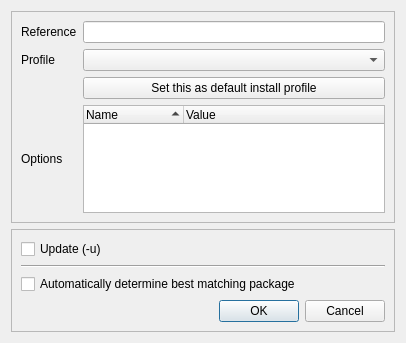
Old version of the form src/conan_app_launcher/ui/dialogs/conan_install/conan_install.ui in the repository goszpeti/conan_explorer.
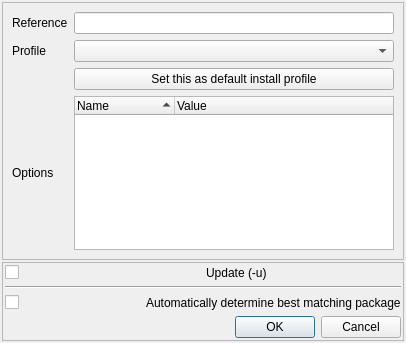
New version of the form. Custom widgets are drawn as their Qt base class.

Commit message: Use AnimatedToggle for checkboxes

What changed in the file:
```diff
--- a/src/conan_app_launcher/ui/dialogs/conan_install/conan_install.ui
+++ b/src/conan_app_launcher/ui/dialogs/conan_install/conan_install.ui
@@ -35,6 +35,21 @@
    <bool>false</bool>
   </property>
   <layout class="QGridLayout" name="gridLayout">
+   <property name="leftMargin">
+    <number>2</number>
+   </property>
+   <property name="topMargin">
+    <number>2</number>
+   </property>
+   <property name="rightMargin">
+    <number>2</number>
+   </property>
+   <property name="bottomMargin">
+    <number>2</number>
+   </property>
+   <property name="spacing">
+    <number>2</number>
+   </property>
    <item row="0" column="0">
     <widget class="QFrame" name="main_frame">
      <property name="frameShape">
@@ -147,19 +162,45 @@
       <enum>QFrame::Raised</enum>
      </property>
      <layout class="QVBoxLayout" name="verticalLayout">
+      <property name="leftMargin">
+       <number>2</number>
+      </property>
+      <property name="topMargin">
+       <number>2</number>
+      </property>
+      <property name="rightMargin">
+       <number>2</number>
+      </property>
+      <property name="bottomMargin">
+       <number>2</number>
+      </property>
       <item>
-       <widget class="QCheckBox" name="update_check_box">
+       <layout class="QHBoxLayout" name="horizontalLayout">
+        <item>
+         <widget class="AnimatedToggle" name="update_check_box">
         <property name="sizePolicy">
-         <sizepolicy hsizetype="MinimumExpanding" vsizetype="Fixed">
+           <sizepolicy hsizetype="Minimum" vsizetype="Fixed">
           <horstretch>0</horstretch>
           <verstretch>0</verstretch>
          </sizepolicy>
+          </property>
+          <property name="text">
+           <string/>
+          </property>
+         </widget>
+        </item>
+        <item>
+         <widget class="QLabel" name="update_label">
+          <property name="layoutDirection">
+           <enum>Qt::RightToLeft</enum>
         </property>
         <property name="text">
          <string>Update (-u)</string>
         </property>
        </widget>
       </item>
+       </layout>
+      </item>
       <item>
        <widget class="Line" name="line">
         <property name="orientation">
@@ -168,18 +209,29 @@
        </widget>
       </item>
       <item>
-       <widget class="QCheckBox" name="auto_install_check_box">
+       <layout class="QHBoxLayout" name="horizontalLayout_2">
+        <item>
+         <widget class="AnimatedToggle" name="auto_install_check_box">
         <property name="sizePolicy">
-         <sizepolicy hsizetype="MinimumExpanding" vsizetype="Fixed">
+           <sizepolicy hsizetype="Minimum" vsizetype="Fixed">
           <horstretch>0</horstretch>
           <verstretch>0</verstretch>
          </sizepolicy>
         </property>
+          <property name="text">
+           <string/>
+          </property>
+         </widget>
+        </item>
+        <item>
+         <widget class="QLabel" name="auto_install_label">
         <property name="text">
          <string>Automatically determine best matching package</string>
         </property>
        </widget>
       </item>
+       </layout>
+      </item>
       <item>
        <widget class="QDialogButtonBox" name="button_box">
         <property name="sizePolicy">
@@ -205,6 +257,11 @@
   </layout>
  </widget>
  <customwidgets>
+  <customwidget>
+   <class>AnimatedToggle</class>
+   <extends>QCheckBox</extends>
+   <header>conan_app_launcher.ui.widgets.h</header>
+  </customwidget>
   <customwidget>
    <class>ConanRefLineEdit</class>
    <extends>QLineEdit</extends>
```
Lines whose indentation alone changed are shown as unchanged. The commit also changes 3 other files.
